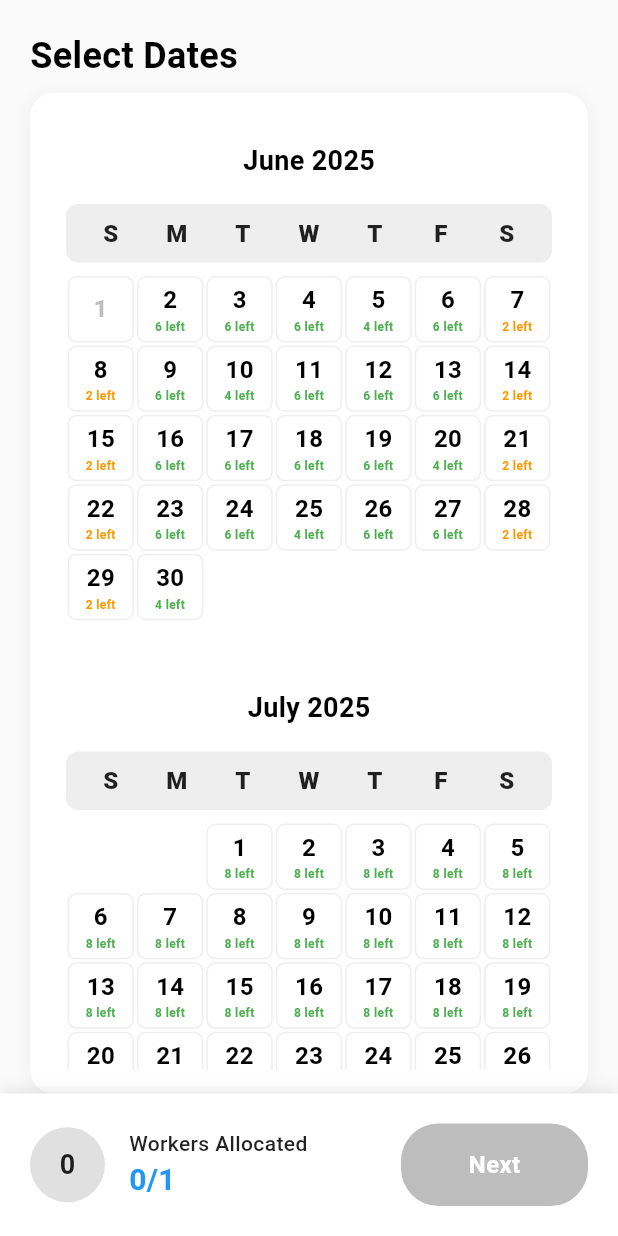
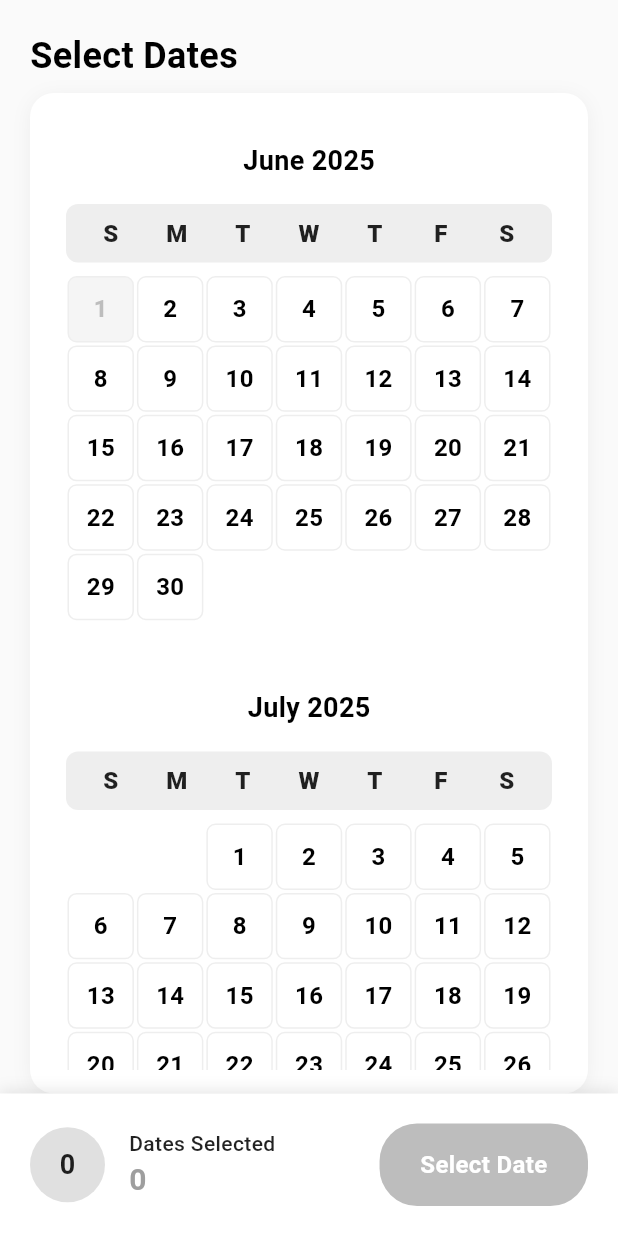
Before and after one commit to LinaMassoud/Fawran, a Flutter app: the DateSelectionStep screen opened directly with empty values, on a phone screen of 412 x 824 dp. Run offline on Flutter 3.47's test engine with Material 3 defaults, Android fonts, the phone set to English and light mode, and no system bars; our stand-ins replace flutter_riverpod, geocoding, geolocator, google_maps_flutter; generated files the repository leaves out were written again; network calls fail.

Commit message:
v1-changes

```diff
--- a/lib/steps/date_selection_step.dart
+++ b/lib/steps/date_selection_step.dart
@@ -23,8 +23,7 @@ class _DateSelectionStepState extends State<DateSelectionStep> {
   late DateTime nextMonth;
   late List<DateTime> selectedDates;
   Map<DateTime, int> dateWorkerCount = {};
-  Map<DateTime, int> allocatedWorkers = {}; // Track workers allocated per date
-  int totalWorkersAllocated = 0;
+  int totalDatesSelected = 0;
 
   @override
   void initState() {
@@ -41,7 +40,7 @@ class _DateSelectionStepState extends State<DateSelectionStep> {
     }
 
     _initializeWorkerAvailability();
-    _calculateAllocatedWorkers();
+    _calculateSelectedDates();
   }
 
   void _initializeWorkerAvailability() {
@@ -71,22 +70,17 @@ class _DateSelectionStepState extends State<DateSelectionStep> {
     }
   }
 
-  void _calculateAllocatedWorkers() {
-    allocatedWorkers.clear();
-    totalWorkersAllocated = 0;
-
-    for (DateTime date in selectedDates) {
-      // For existing selections, assume 1 worker per date (for backward compatibility)
-      // In a real implementation, you might want to store this information differently
-      allocatedWorkers[date] = 1;
-      totalWorkersAllocated += 1;
-    }
+  void _calculateSelectedDates() {
+    totalDatesSelected = selectedDates.length;
   }
 
   bool _isDateDisabled(DateTime date) {
     final now = DateTime.now();
     final workerCount = dateWorkerCount[date] ?? 0;
-    return date.isBefore(DateTime(now.year, now.month, now.day)) || workerCount == 0;
+
+    // Disable if date is in the past, has no workers, or doesn't have enough workers for the requirement
+    return date.isBefore(DateTime(now.year, now.month, now.day)) ||
+           workerCount < widget.maxSelectableDates;
   }
 
   bool _isDateSelected(DateTime date) {
@@ -97,108 +91,29 @@ class _DateSelectionStepState extends State<DateSelectionStep> {
     );
   }
 
-  int _getAvailableWorkersForDate(DateTime date) {
-    final totalAvailable = dateWorkerCount[date] ?? 0;
-    final currentlyAllocated = allocatedWorkers[date] ?? 0;
-    return totalAvailable - currentlyAllocated;
-  }
-
   void _toggleDateSelection(DateTime date) {
     if (_isDateDisabled(date)) return;
 
     setState(() {
       if (_isDateSelected(date)) {
-        // Remove date and its allocated workers
+        // Remove date
         selectedDates.removeWhere((selectedDate) =>
           selectedDate.year == date.year &&
           selectedDate.month == date.month &&
           selectedDate.day == date.day
         );
-        totalWorkersAllocated -= (allocatedWorkers[date] ?? 0);
-        allocatedWorkers.remove(date);
+        totalDatesSelected--;
       } else {
-        // Calculate how many workers we can allocate to this date
-        final availableWorkers = _getAvailableWorkersForDate(date);
-        final workersNeeded = widget.maxSelectableDates - totalWorkersAllocated;
+        // Check if we can add more dates (for cases where user might want multiple dates)
+        // For now, assuming one date selection, but keeping flexible for future use
+        selectedDates.add(date);
+        totalDatesSelected++;
 
-        if (workersNeeded <= 0) {
-          ScaffoldMessenger.of(context).showSnackBar(
-            SnackBar(
-              content: Text('You have already allocated all ${widget.maxSelectableDates} workers.'),
-              backgroundColor: Colors.orange,
-              duration: Duration(seconds: 2),
-            ),
-          );
-          return;
-        }
-
-        if (availableWorkers <= 0) {
-          ScaffoldMessenger.of(context).showSnackBar(
-            SnackBar(
-              content: Text('No workers available on this date.'),
-              backgroundColor: Colors.red,
-              duration: Duration(seconds: 2),
-            ),
-          );
-          return;
-        }
-
-        // Efficiently allocate the maximum possible workers for this date
-        final workersToAllocate = availableWorkers >= workersNeeded ? workersNeeded : availableWorkers;
-
-        selectedDates.add(date);
-        allocatedWorkers[date] = workersToAllocate;
-        totalWorkersAllocated += workersToAllocate;
-
-        // Show allocation message
-        if (totalWorkersAllocated == widget.maxSelectableDates) {
-          ScaffoldMessenger.of(context).showSnackBar(
-            SnackBar(
-              content: Text(
-                'Perfect! All ${widget.maxSelectableDates} worker${widget.maxSelectableDates > 1 ? 's' : ''} allocated successfully.'
-              ),
-              backgroundColor: Colors.green,
-              duration: Duration(seconds: 2),
-            ),
-          );
-        } else if (workersToAllocate < workersNeeded) {
-          final remainingWorkers = workersNeeded - workersToAllocate;
-          ScaffoldMessenger.of(context).showSnackBar(
-            SnackBar(
-              content: Text(
-                'Allocated $workersToAllocate worker${workersToAllocate > 1 ? 's' : ''} for this date. '
-                'You still need $remainingWorkers more worker${remainingWorkers > 1 ? 's' : ''}.'
-              ),
-              backgroundColor: Colors.blue,
-              duration: Duration(seconds: 3),
-            ),
-          );
-        } else {
-          ScaffoldMessenger.of(context).showSnackBar(
-            SnackBar(
-              content: Text(
-                'Allocated $workersToAllocate worker${workersToAllocate > 1 ? 's' : ''} for this date.'
-              ),
-              backgroundColor: Colors.green,
-              duration: Duration(seconds: 2),
-            ),
-          );
-        }
       }
     });
 
     // Notify parent component of changes
     widget.onDatesChanged(selectedDates);
-  }
-
-  Color _getWorkerCountColor(int availableWorkers) {
-    if (availableWorkers == 1) {
-      return Colors.red;
-    } else if (availableWorkers < 3) {
-      return Colors.orange; // Yellow/Orange for less than 3
-    } else {
-      return Colors.green; // Green for 3 or more
-    }
   }
 
   Widget _buildCalendarGrid(DateTime month) {
@@ -218,7 +133,6 @@ class _DateSelectionStepState extends State<DateSelectionStep> {
       final date = DateTime(month.year, month.month, day);
       final isDisabled = _isDateDisabled(date);
       final isSelected = _isDateSelected(date);
-      final availableWorkers = _getAvailableWorkersForDate(date);
 
       dayWidgets.add(
         GestureDetector(
@@ -228,17 +142,16 @@ class _DateSelectionStepState extends State<DateSelectionStep> {
             decoration: BoxDecoration(
               color: isSelected
                 ? Colors.blue[100]
+                : isDisabled
+                  ? Colors.grey[100]
                   : Colors.transparent,
               border: isSelected
                 ? Border.all(color: Colors.blue[600]!, width: 2)
                 : Border.all(color: Colors.grey[200]!, width: 1),
               borderRadius: BorderRadius.circular(6),
             ),
-            child: Column(
-              mainAxisAlignment: MainAxisAlignment.center,
-              mainAxisSize: MainAxisSize.min,
-              children: [
-                Text(
+            child: Center(
+              child: Text(
                 '$day',
                 style: TextStyle(
                   fontSize: 16,
@@ -250,19 +163,6 @@ class _DateSelectionStepState extends State<DateSelectionStep> {
                       : Colors.black,
                 ),
               ),
-                if (!isDisabled) ...[
-                  SizedBox(height: 1),
-                  Text(
-                    '$availableWorkers left',
-                    style: TextStyle(
-                      fontSize: 8,
-                      fontWeight: FontWeight.bold,
-                      color: _getWorkerCountColor(availableWorkers),
-                    ),
-                    textAlign: TextAlign.center,
-                  ),
-                ],
-              ],
             ),
           ),
         ),
@@ -422,18 +322,18 @@ class _DateSelectionStepState extends State<DateSelectionStep> {
                     width: 50,
                     height: 50,
                     decoration: BoxDecoration(
-                      color: totalWorkersAllocated == widget.maxSelectableDates
+                      color: totalDatesSelected > 0
                           ? Colors.green[100]
                           : Colors.grey[300],
                       shape: BoxShape.circle,
                     ),
                     child: Center(
                       child: Text(
-                        '$totalWorkersAllocated',
+                        '$totalDatesSelected',
                         style: TextStyle(
                           fontSize: 18,
                           fontWeight: FontWeight.bold,
-                          color: totalWorkersAllocated == widget.maxSelectableDates
+                          color: totalDatesSelected > 0
                               ? Colors.green[800]
                               : Colors.black87,
                         ),
@@ -443,13 +343,13 @@ class _DateSelectionStepState extends State<DateSelectionStep> {
 
                   SizedBox(width: 16),
 
-                  // Allocation progress
+                  // Selection status
                   Column(
                     crossAxisAlignment: CrossAxisAlignment.start,
                     mainAxisSize: MainAxisSize.min,
                     children: [
                       Text(
-                        'Workers Allocated',
+                        'Dates Selected',
                         style: TextStyle(
                           fontSize: 14,
                           color: Colors.black87,
@@ -457,12 +357,12 @@ class _DateSelectionStepState extends State<DateSelectionStep> {
                         ),
                       ),
                       Text(
-                        '$totalWorkersAllocated/${widget.maxSelectableDates}',
+                        '$totalDatesSelected',
                         style: TextStyle(
                           fontSize: 20,
-                          color: totalWorkersAllocated == widget.maxSelectableDates
+                          color: totalDatesSelected > 0
                               ? Colors.green
-                              : Colors.blue,
+                              : Colors.grey,
                           fontWeight: FontWeight.bold,
                         ),
                       ),
@@ -475,22 +375,22 @@ class _DateSelectionStepState extends State<DateSelectionStep> {
                   Expanded(
                     flex: 2,
                     child: GestureDetector(
-                      onTap: totalWorkersAllocated > 0 && widget.onNextPressed != null
+                      onTap: totalDatesSelected > 0 && widget.onNextPressed != null
                           ? widget.onNextPressed
                           : null,
                       child: Container(
                         padding: EdgeInsets.symmetric(vertical: 16),
                         decoration: BoxDecoration(
-                          color: totalWorkersAllocated > 0
+                          color: totalDatesSelected > 0
                               ? Color(0xFF1E3A8A)
                               : Colors.grey[400],
                           borderRadius: BorderRadius.circular(25),
                         ),
                         child: Center(
                           child: Text(
-                            totalWorkersAllocated == widget.maxSelectableDates
-                                ? 'Perfect!'
-                                : 'Next',
+                            totalDatesSelected > 0
+                                ? 'Next'
+                                : 'Select Date',
                             style: TextStyle(
                               color: Colors.white,
                               fontSize: 16,
```
Also changed, not shown: lib/Fawran4Hours/cleaning_service_screen.dart (+27 -10 lines), lib/Fawran4Hours/continuous_booking_overlay.dart (+6 -8 lines), lib/Fawran4Hours/order_summary_screen.dart (+12 -8 lines). Lines whose indentation alone changed are shown as unchanged.
